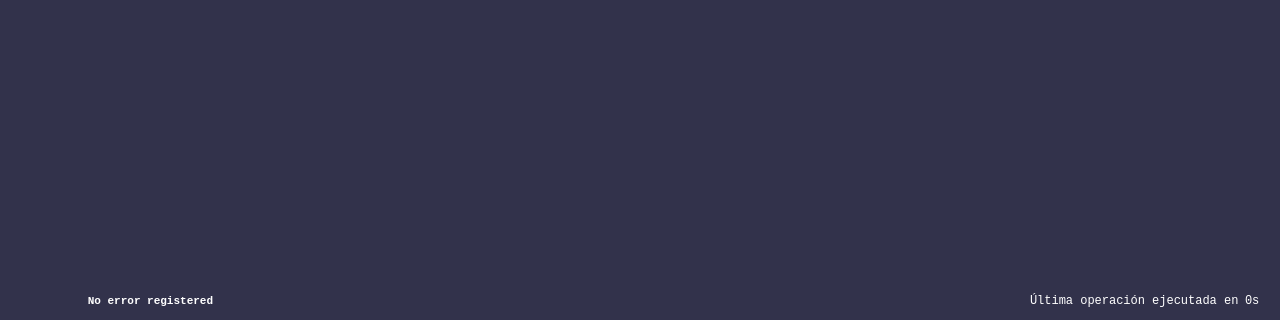
The window that mainwindow.ui (jjordanoc/blockchain-db) describes before a commit, drawn with Qt 5; both pictures show x 0 to 1280 and y 400 to 720 of the 1280 by 720 pixel window.
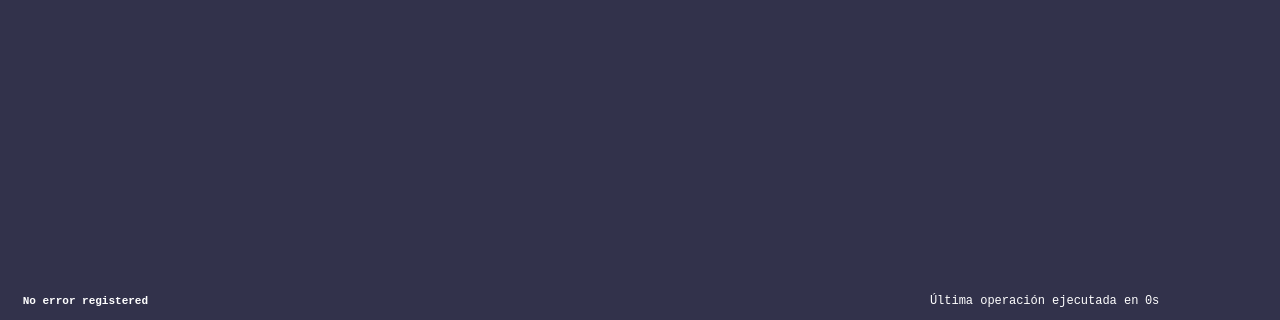
The same window after the commit.

Patch:
```diff
--- a/mainwindow.ui
+++ b/mainwindow.ui
@@ -10,6 +10,18 @@
     <height>720</height>
    </rect>
   </property>
+  <property name="minimumSize">
+   <size>
+    <width>1280</width>
+    <height>720</height>
+   </size>
+  </property>
+  <property name="maximumSize">
+   <size>
+    <width>1280</width>
+    <height>720</height>
+   </size>
+  </property>
   <property name="windowTitle">
    <string>BlockDB</string>
   </property>
@@ -103,7 +115,7 @@
   <widget class="QWidget" name="horizontalLayoutWidget_2">
    <property name="geometry">
     <rect>
-     <x>1030</x>
+     <x>930</x>
      <y>690</y>
      <width>225</width>
      <height>21</height>
@@ -219,7 +231,7 @@
     <rect>
      <x>10</x>
      <y>690</y>
-     <width>281</width>
+     <width>151</width>
      <height>21</height>
     </rect>
    </property>
@@ -230,6 +242,9 @@
      <bold>true</bold>
     </font>
    </property>
+   <property name="styleSheet">
+    <string notr="true"/>
+   </property>
    <property name="text">
     <string>No error registered</string>
    </property>
```
